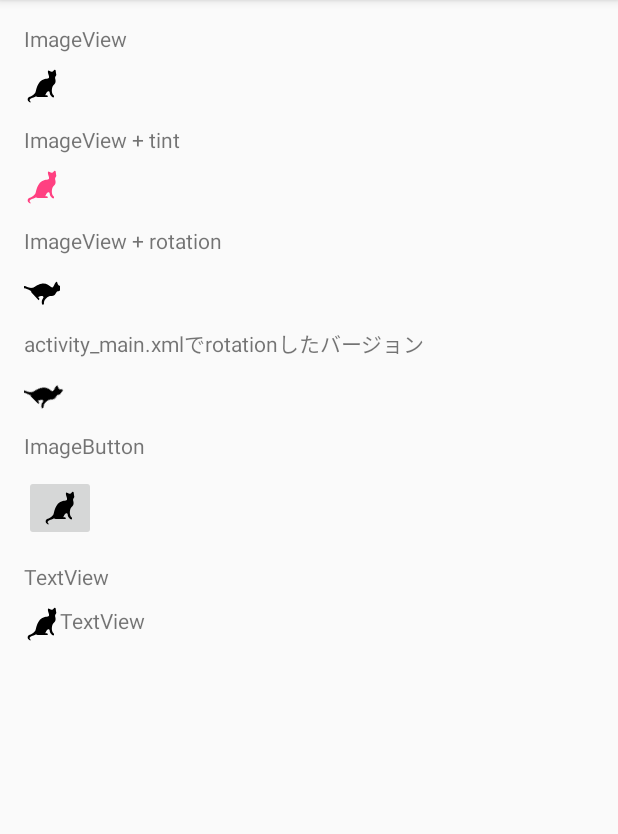
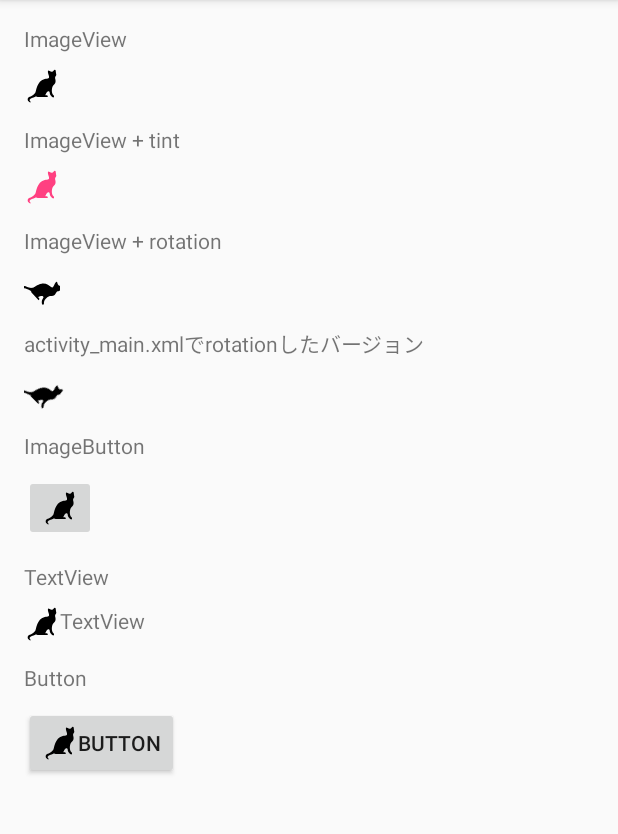
Before and after one commit to AyaEbata/VectorDrawable, an Android app: the screen it shows after launch (MainActivity), on a phone screen of 412 x 824 dp, the part 84-918 px from its top. Run offline under Robolectric (Android 15) with nearby library versions, the phone set to English and light mode, and no system bars; our stand-ins replace data binding.

Commit message:
create button

```diff
--- a/app/src/main/res/layout/activity_main.xml
+++ b/app/src/main/res/layout/activity_main.xml
@@ -1,16 +1,21 @@
 <?xml version="1.0" encoding="utf-8"?>
-<layout>
-    <RelativeLayout xmlns:android="http://schemas.android.com/apk/res/android"
+<layout xmlns:android="http://schemas.android.com/apk/res/android"
     xmlns:app="http://schemas.android.com/apk/res-auto"
     xmlns:tools="http://schemas.android.com/tools"
     android:id="@+id/activity_main"
+    tools:context="com.aya.vectordrawable.MainActivity">
+
+    <ScrollView
         android:layout_width="match_parent"
-        android:layout_height="match_parent"
+        android:layout_height="match_parent">
+
+        <RelativeLayout
+            android:layout_width="match_parent"
+            android:layout_height="wrap_content"
             android:paddingBottom="@dimen/activity_vertical_margin"
             android:paddingLeft="@dimen/activity_horizontal_margin"
             android:paddingRight="@dimen/activity_horizontal_margin"
-        android:paddingTop="@dimen/activity_vertical_margin"
-        tools:context="com.aya.vectordrawable.MainActivity">
+            android:paddingTop="@dimen/activity_vertical_margin">
 
             <TextView
                 android:id="@+id/image_view_text"
@@ -122,5 +127,25 @@
                 android:drawableStart="@drawable/ic_cat_black_24dp"
                 android:text="@string/text_view" />
 
+            <TextView
+                android:id="@+id/button_text"
+                android:layout_width="wrap_content"
+                android:layout_height="wrap_content"
+                android:layout_alignParentStart="true"
+                android:layout_below="@+id/text_view"
+                android:layout_marginTop="14dp"
+                android:text="@string/button" />
+
+            <Button
+                android:id="@+id/button"
+                android:layout_width="wrap_content"
+                android:layout_height="wrap_content"
+                android:layout_alignParentStart="true"
+                android:layout_below="@+id/button_text"
+                android:layout_marginTop="10dp"
+                android:drawableStart="@drawable/ic_cat_black_24dp"
+                android:text="@string/button" />
+
         </RelativeLayout>
+    </ScrollView>
 </layout>
--- a/app/src/main/res/values/strings.xml
+++ b/app/src/main/res/values/strings.xml
@@ -7,4 +7,5 @@
     <string name="image_view_rotation2">activity_main.xmlでrotationしたバージョン</string>
     <string name="image_button">ImageButton</string>
     <string name="text_view">TextView</string>
+    <string name="button">Button</string>
 </resources>
```
Lines whose indentation alone changed are shown as unchanged.
